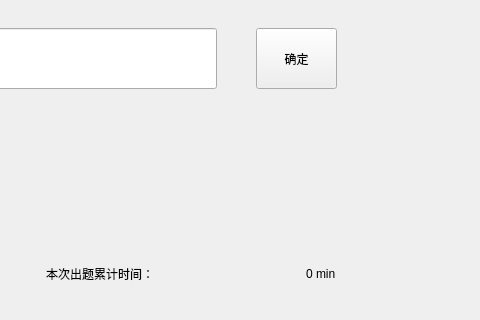
Above: vocabularyboard.ui from yizhilll/WordBattle before the change; both pictures show x 544 to 1024 and y 352 to 672 of the 1024 by 672 pixel window. Below: the same form after it.
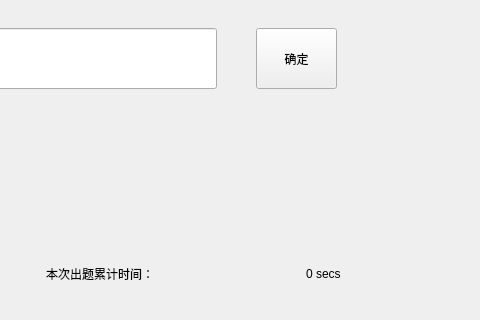
That is the form after the change.

Patch:
```diff
--- a/vocabularyboard.ui
+++ b/vocabularyboard.ui
@@ -186,7 +186,7 @@
     <string notr="true">font: 16pt &quot;黑体&quot;;</string>
    </property>
    <property name="text">
-    <string>0 min</string>
+    <string>0 secs</string>
    </property>
   </widget>
   <widget class="QPushButton" name="B_search">
```
